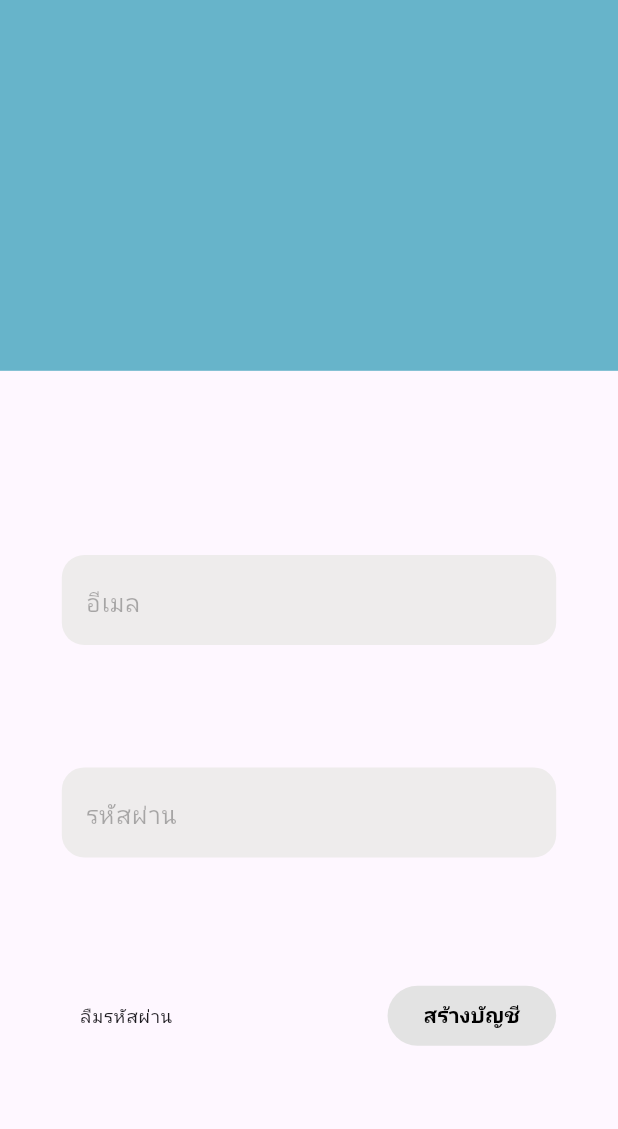
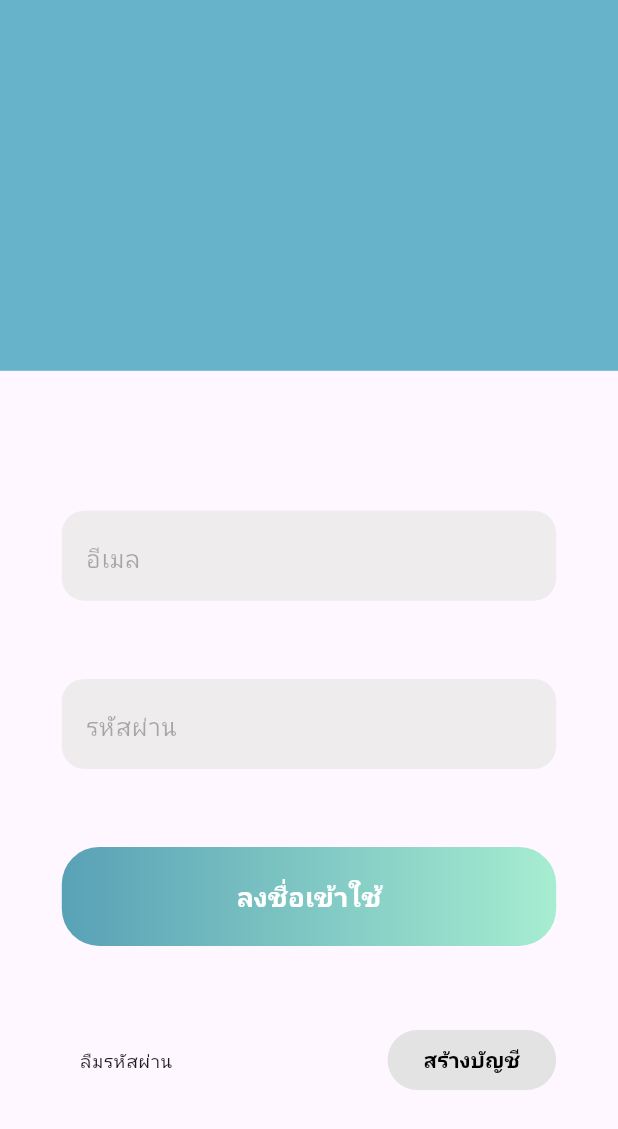
Before and after one commit to TaNuNian/workmai, a Flutter app: the LoginPage2 screen opened directly, on a phone screen of 412 x 824 dp. Shown: the top 1129 px of the screen. Run offline on Flutter 3.47's test engine with Material 3 defaults, Android fonts, the phone set to English and light mode, and no system bars; our stand-ins replace firebase_auth, firebase_core, form_field_validator, google_fonts; accounts and stored records are empty; Roboto replaces fonts that are missing (Sarabun).

Commit message:
fix from_key_validator

```diff
--- a/lib/model/register.dart
+++ b/lib/model/register.dart
@@ -1,7 +1,6 @@
 import 'package:flutter/material.dart';
 import 'package:form_field_validator/form_field_validator.dart';
 import 'package:workmai/model/account.dart';
-
 class RegisterScreen extends StatefulWidget {
   const RegisterScreen({super.key});
 
--- a/lib/src/pre_pages/login_page/login_page_2.dart
+++ b/lib/src/pre_pages/login_page/login_page_2.dart
@@ -1,11 +1,11 @@
 import 'package:flutter/material.dart';
 import 'package:workmai/src/pre_pages/login_page/login_page_widget/login_textbox.dart';
+import 'package:workmai/src/pre_pages/login_page/login_page_widget/signin_button.dart';
 
 import '../../../model/account.dart';
 import 'login_page_widget/create_user.dart';
 import 'login_page_widget/forgot_password.dart';
 import 'login_page_widget/login_banner.dart';
-import 'login_page_widget/signin_button.dart';
 
 class LoginPage2 extends StatefulWidget {
 
@@ -28,6 +28,7 @@ class _LoginPage2State extends State<LoginPage2> {
     return Scaffold(
       body: SafeArea(
         child: Column(
+          key: _formKey,
           children: [
             const LoginBanner(),
             Padding(
@@ -59,6 +60,7 @@ class _LoginPage2State extends State<LoginPage2> {
                       profile: profile,
                       formKey: _formKey,
                     ),
+                    SigninButton(profile: profile, formKey: _formKey),
                     Row(
                       mainAxisAlignment: MainAxisAlignment.spaceBetween,
                       children: [
--- a/lib/src/pre_pages/login_page/login_page_widget/login_textfield.dart
+++ b/lib/src/pre_pages/login_page/login_page_widget/login_textfield.dart
@@ -24,8 +24,7 @@ class LoginTextfield extends StatefulWidget {
 
 class _LoginTextfieldState extends State<LoginTextfield> {
   late TextEditingController _controller;
-  final _formKey = GlobalKey<FormState>();
-  Profile profile = Profile(email: '', password: '');
+  late Profile profile;
 
   @override
   void initState() {
@@ -39,7 +38,6 @@ class _LoginTextfieldState extends State<LoginTextfield> {
       child: Padding(
         padding: const EdgeInsets.symmetric(vertical: 8, horizontal: 16),
         child: Form(
-          key: _formKey,
           child: TextFormField(
             keyboardType:
                 widget.obsec ? TextInputType.text : TextInputType.emailAddress,
--- a/lib/src/pre_pages/login_page/login_page_widget/signin_button.dart
+++ b/lib/src/pre_pages/login_page/login_page_widget/signin_button.dart
@@ -1,14 +1,17 @@
 import 'package:flutter/material.dart';
 import 'package:google_fonts/google_fonts.dart';
 import 'package:workmai/src/decor/gradients.dart';
-
 import '../../../../model/account.dart';
 
 class SigninButton extends StatelessWidget {
   final Profile profile;
   final GlobalKey<FormState> formKey;
 
-  const SigninButton({super.key, required this.profile, required this.formKey});
+  const SigninButton({
+    super.key,
+    required this.profile,
+    required this.formKey,
+  });
 
   @override
   Widget build(BuildContext context) {
```
Also changed, not shown: 1 other file.
